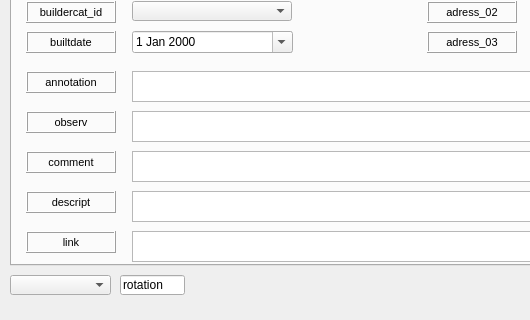
The window that ui/ws_node.ui (Giswater/giswater_qgis_plugin) describes before a commit, drawn with Qt 5; both pictures show x 0 to 530 and y 265 to 585 of the 830 by 585 pixel window.
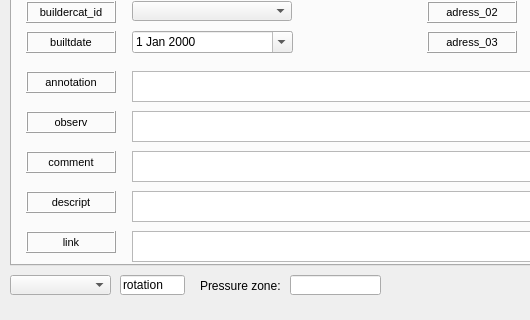
The same window after the commit.

Commit message: Update WS forms

What changed in the file:
```diff
--- a/ui/ws_node.ui
+++ b/ui/ws_node.ui
@@ -8772,6 +8772,52 @@
     </rect>
    </property>
   </widget>
+  <widget class="QLabel" name="label_pressure_zone">
+   <property name="geometry">
+    <rect>
+     <x>200</x>
+     <y>540</y>
+     <width>90</width>
+     <height>22</height>
+    </rect>
+   </property>
+   <property name="font">
+    <font>
+     <pointsize>9</pointsize>
+    </font>
+   </property>
+   <property name="frameShape">
+    <enum>QFrame::NoFrame</enum>
+   </property>
+   <property name="frameShadow">
+    <enum>QFrame::Plain</enum>
+   </property>
+   <property name="text">
+    <string>Pressure zone:</string>
+   </property>
+   <property name="textFormat">
+    <enum>Qt::AutoText</enum>
+   </property>
+   <property name="scaledContents">
+    <bool>false</bool>
+   </property>
+   <property name="alignment">
+    <set>Qt::AlignLeading|Qt::AlignLeft|Qt::AlignVCenter</set>
+   </property>
+   <property name="margin">
+    <number>3</number>
+   </property>
+  </widget>
+  <widget class="QLineEdit" name="presszonecat_id">
+   <property name="geometry">
+    <rect>
+     <x>290</x>
+     <y>540</y>
+     <width>91</width>
+     <height>20</height>
+    </rect>
+   </property>
+  </widget>
  </widget>
  <resources/>
  <connections/>
```
The commit also changes 2 other files.
